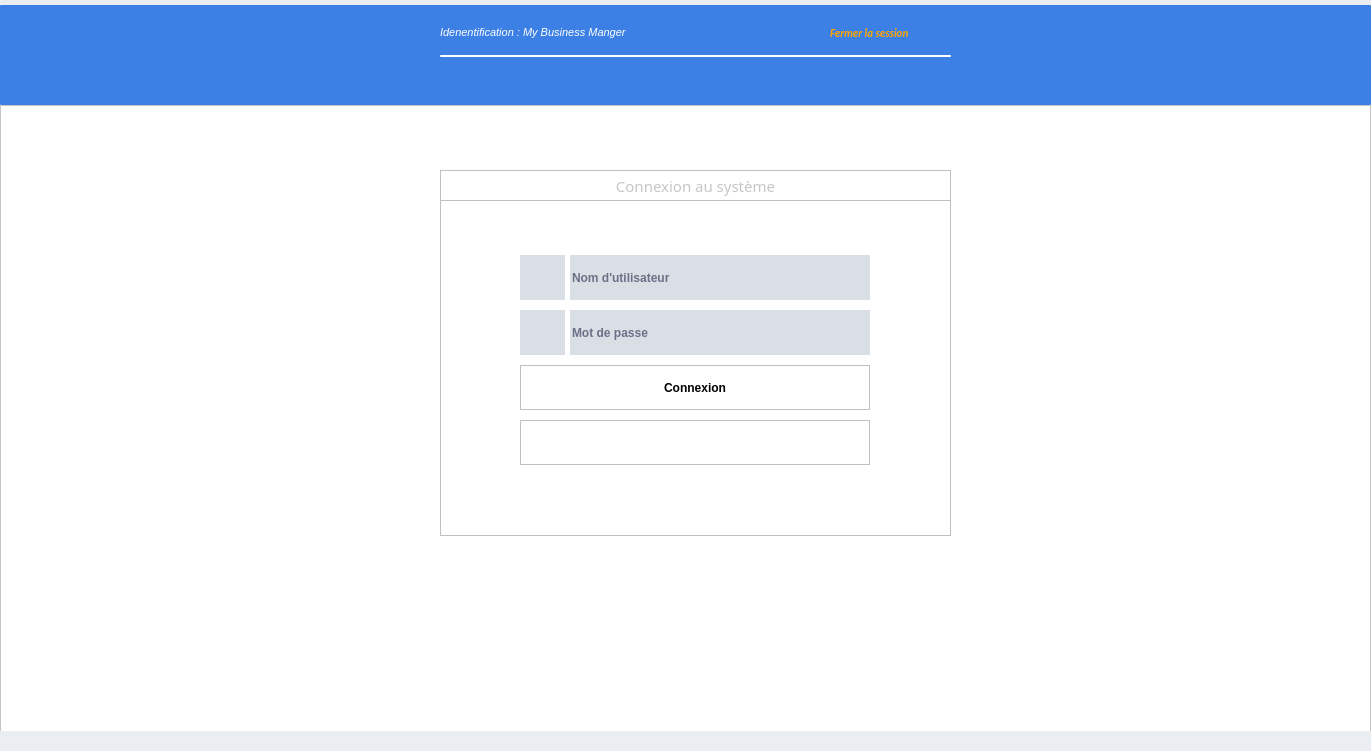
Before: the Qt Designer form DESIGN/DIALOGS/connecterDialog.ui in indigene-way/ERP_business_Manager, drawn with Qt 5.
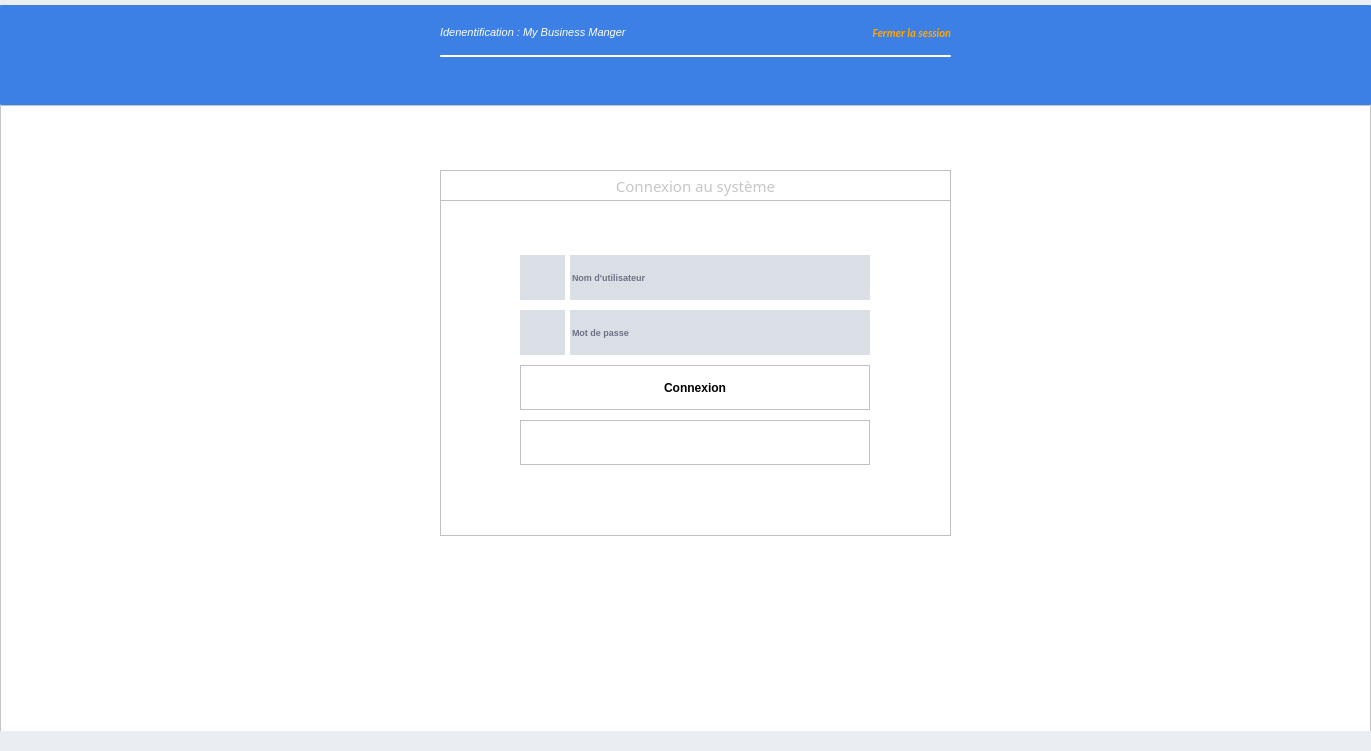
After: the same form once the commit is applied. Icons and pictures are not drawn.

The edit to the form file:
```diff
--- a/DESIGN/DIALOGS/connecterDialog.ui
+++ b/DESIGN/DIALOGS/connecterDialog.ui
@@ -236,6 +236,7 @@
       </property>
       <property name="font">
        <font>
+        <pointsize>7</pointsize>
         <weight>75</weight>
         <bold>true</bold>
        </font>
@@ -270,6 +271,7 @@
       </property>
       <property name="font">
        <font>
+        <pointsize>7</pointsize>
         <weight>75</weight>
         <bold>true</bold>
        </font>
@@ -708,7 +710,7 @@
       <rect>
        <x>430</x>
        <y>10</y>
-       <width>301</width>
+       <width>351</width>
        <height>35</height>
       </rect>
      </property>
@@ -762,9 +764,9 @@
     <widget class="QPushButton" name="powerOff">
      <property name="geometry">
       <rect>
-       <x>820</x>
+       <x>780</x>
        <y>10</y>
-       <width>141</width>
+       <width>171</width>
        <height>35</height>
       </rect>
      </property>
@@ -798,7 +800,7 @@
       <bool>false</bool>
      </property>
      <property name="styleSheet">
-      <string notr="true">QPushButton{background-color:#3c80e5; color : orange; border: 0px solid #000028 ;  text-align:left; padding-left:10px;}
+      <string notr="true">QPushButton{background-color:#3c80e5; color : orange; border: 0px solid #000028 ;  text-align:right;}
 QPushButton:hover{background-color:#3c80e5;color:white;border: 0px solid #ecf0f5}
 QPushButton:focus{color:#00ea00}</string>
      </property>
```
Left out of the diff: 178 changed lines with no effect on the pictures.
